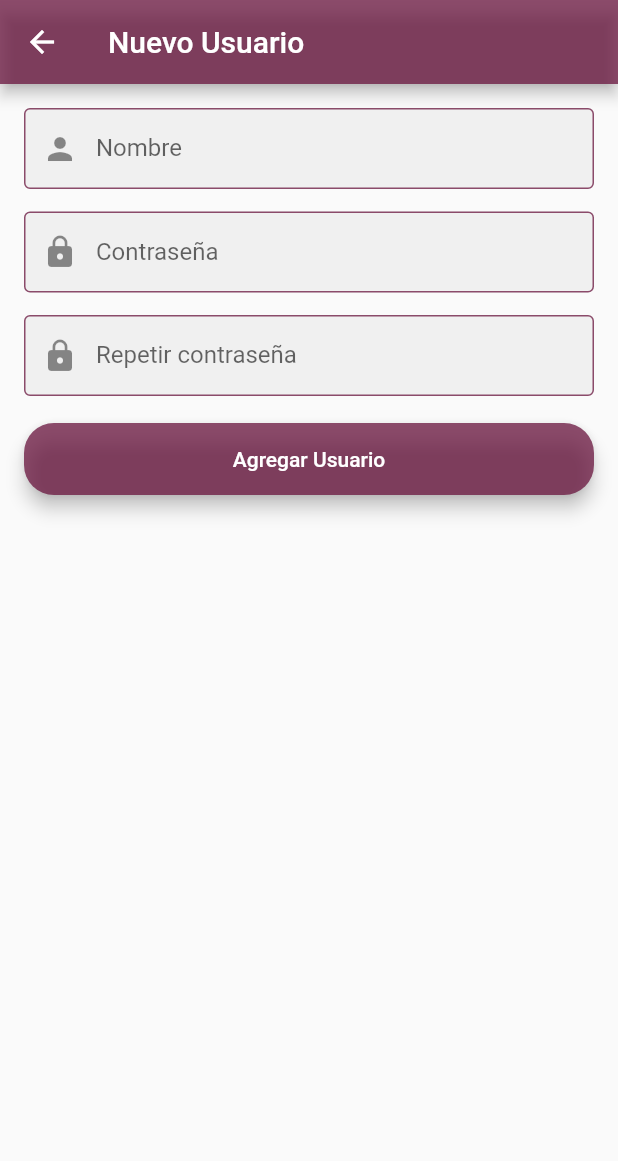
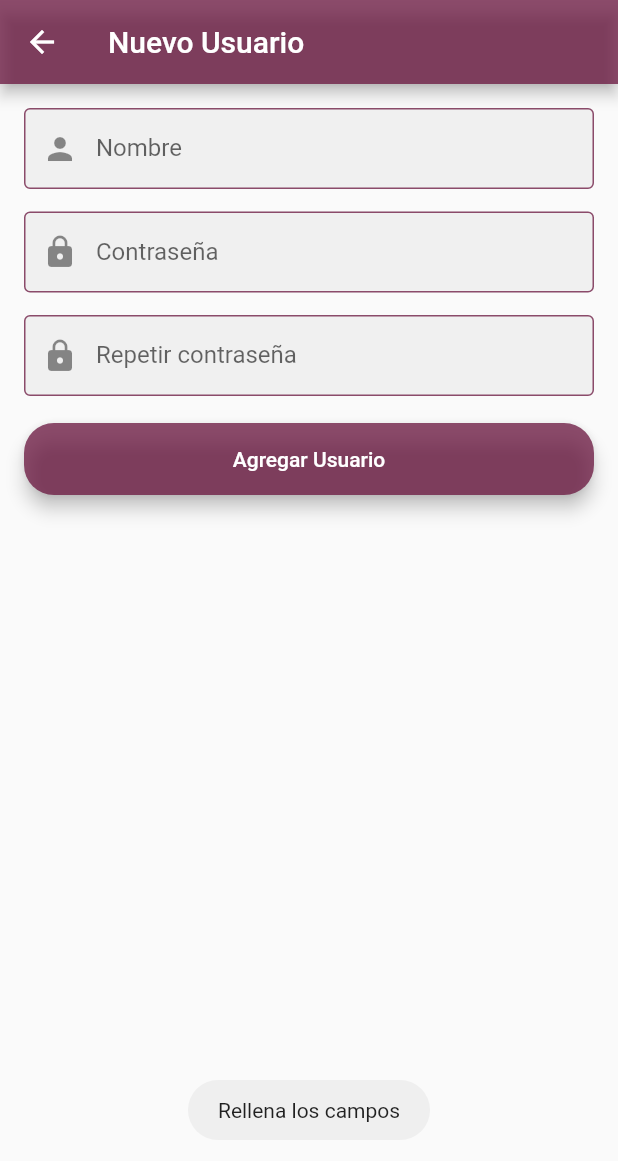
Before and after one commit to Memotets/ProyectoMovilesFlutter, a Flutter app: the Registro screen opened directly with empty values, after a tap on "Agregar Usuario", on a phone screen of 412 x 824 dp. Shown: the top 1161 px of the screen. Run offline on Flutter 3.47's test engine with Material 2 defaults, Android fonts, the phone set to English and light mode, and no system bars; our stand-ins replace fluttertoast, sqflite; accounts and stored records are empty.

Commit message:
Error arreglado

```diff
--- a/proyect/lib/screens/registroUserScreen.dart
+++ b/proyect/lib/screens/registroUserScreen.dart
@@ -46,6 +46,7 @@ class _RegistroState extends State<Registro> {
 					 child: new Column(
 						 children: <Widget>[
 							 TextFormField(
+                 controller: namae,
 								 keyboardType: TextInputType.text,
 								 decoration: new InputDecoration(labelText: "Nombre",prefixIcon: Icon(Icons.person,
 
@@ -141,33 +142,35 @@ class _RegistroState extends State<Registro> {
 	}
 	void submitUsuario()async{
     String mensaje = "";
+    if(namae.text.length==0 || passwordCtrl.text.length==0 || repeatPassCtrl.text.length==0){
+      mensaje = "Rellena los campos";
+    }else{
 		if(pass != repeatpass){
       mensaje = "Las contraseñas no coinciden";
-			//print("Las contrase�as no coinciden") ;
+
 		}else{
-			//print("Las contrase�as coinciden") ;
+
 			var base = new Base();
 			Usuario u = await base.getUser(name);
 			if(u != null){
         mensaje = "El usuario ya existe";
-				//print("El usuario ya existe");
-				//print(name);
-				//print(pass);
+
 			}else{
 
-				//print("El usuario no existe");
+
 				Usuario user = new Usuario();
 				user.usuario=name;
 				user.password=pass;
-				//print(name);
-				//print(pass);
+
 				int a = await base.insertaUsuario(user);
-				//print(a);
+
         mensaje = "Usuario agregado";
 			}
 		}
-    Fluttertoast.showToast(
+
+	}
+  Fluttertoast.showToast(
       msg: mensaje
     );
-	}
+  }
 }
```
